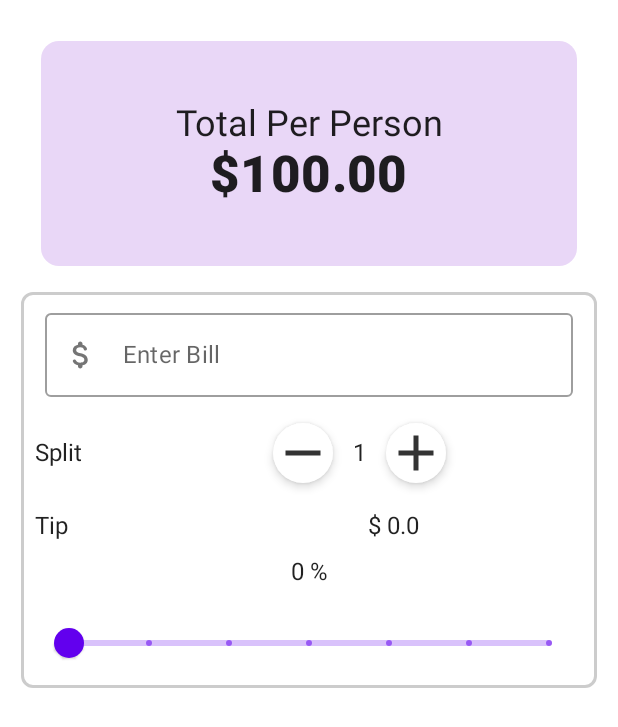
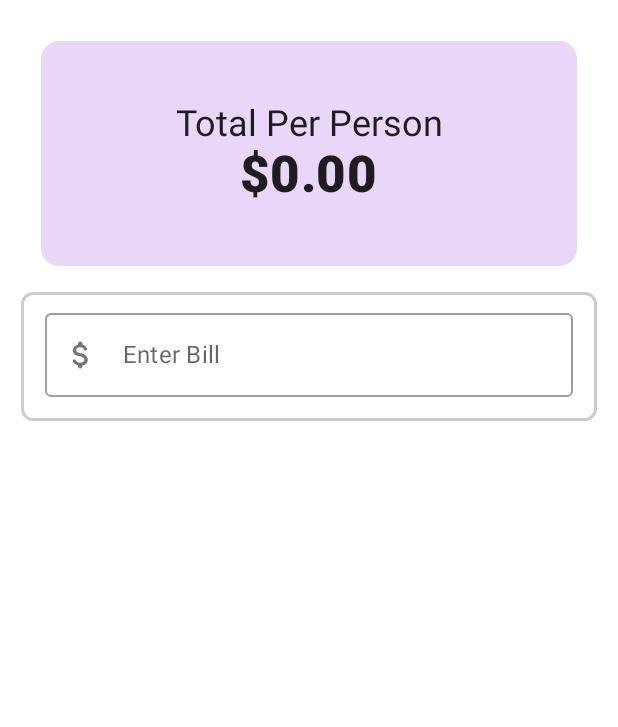
Before and after one commit to Newon-universe/Android-Jetpack-Compose-The-Comprehensive-Bootcamp-2022-, an Android app built with Jetpack Compose: the screen it shows after launch (MainActivity), on a phone screen of 412 x 824 dp. Shown: the top 727 px of the screen. Run offline under Robolectric (Android 15) with nearby library versions, the phone set to English and light mode, and no system bars.

Commit message:
feat : JetTip Complete 100%

```diff
--- a/JetTipApp/app/src/main/java/com/example/jettipapp/MainActivity.kt
+++ b/JetTipApp/app/src/main/java/com/example/jettipapp/MainActivity.kt
@@ -1,7 +1,6 @@
 package com.example.jettipapp
 
 import android.os.Bundle
-import android.util.Log
 import androidx.activity.ComponentActivity
 import androidx.activity.compose.setContent
 import androidx.compose.foundation.BorderStroke
@@ -17,6 +16,7 @@ import androidx.compose.material.icons.Icons
 import androidx.compose.material.icons.filled.Add
 import androidx.compose.material.icons.filled.Remove
 import androidx.compose.runtime.Composable
+import androidx.compose.runtime.MutableState
 import androidx.compose.runtime.mutableStateOf
 import androidx.compose.runtime.remember
 import androidx.compose.ui.Alignment
@@ -30,6 +30,7 @@ import androidx.compose.ui.tooling.preview.Preview
 import androidx.compose.ui.unit.dp
 import com.example.jettipapp.components.InputField
 import com.example.jettipapp.ui.theme.JetTipAppTheme
+import com.example.jettipapp.util.calculateTotalPerPerson
 import com.example.jettipapp.util.calculateTotalTip
 import com.example.jettipapp.widgets.RoundIconButton
 
@@ -91,10 +92,26 @@ fun TopHeader(totalPerPerson: Double = 100.0) {
 @Preview
 @Composable
 fun MainContent() {
+    val splitByState = remember {
+        mutableStateOf(1)
+    }
+
+//    val range = IntRange(start = 1, endInclusive = 100)
+
+    val tipAmountState = remember {
+        mutableStateOf(0.0)
+    }
+
+    val totalPerPersonState = remember {
+        mutableStateOf(0.0)
+    }
+
     Column(modifier = Modifier.padding(12.dp)) {
-        BillForm() { billAmt ->
-            Log.d("AMT", "MainContent: ${billAmt.toInt() * 100}")
-        }
+        BillForm(
+            splitByState = splitByState,
+            tipAmountState = tipAmountState,
+            totalPerPersonState = totalPerPersonState
+        ) {}
     }
 }
 
@@ -102,6 +119,10 @@ fun MainContent() {
 @Composable
 fun BillForm(
     modifier: Modifier = Modifier,
+    range: IntRange = 1..100,
+    splitByState: MutableState<Int>,
+    tipAmountState: MutableState<Double>,
+    totalPerPersonState: MutableState<Double>,
     onValChange: (String) -> Unit = {}
 ) {
     val totalBillState = remember {
@@ -117,27 +138,19 @@ fun BillForm(
     }
     val tipPercentage = (sliderPositionState.value * 100).toInt()
 
-    val splitByState = remember {
-        mutableStateOf(1)
-    }
 
-    val range = IntRange(start = 1, endInclusive = 100)
 
-    val tipAmountState = remember {
-        mutableStateOf(0.0)
-    }
-
-    TopHeader()
+    TopHeader(totalPerPerson = totalPerPersonState.value)
 
     Surface(
-        modifier = Modifier
+        modifier = modifier
             .padding(2.dp)
             .fillMaxWidth(),
         shape = RoundedCornerShape(corner = CornerSize(8.dp)),
         border = BorderStroke(width = 2.dp, color = Color.LightGray)
     ) {
         Column(
-            modifier = Modifier.padding(6.dp),
+            modifier = modifier.padding(6.dp),
             verticalArrangement = Arrangement.Top,
             horizontalAlignment = Alignment.Start
         ) {
@@ -154,18 +167,19 @@ fun BillForm(
                 }
             )
 
-//            if (validState) {
+            if (validState) {
+                Column() {
                     Row(
-                modifier = Modifier.padding(3.dp),
+                        modifier = modifier.padding(3.dp),
                         horizontalArrangement = Arrangement.Start,
                     ) {
                         Text(
                             text = "Split",
-                    modifier = Modifier.align(alignment = Alignment.CenterVertically)
+                            modifier = modifier.align(alignment = Alignment.CenterVertically)
                         )
-                Spacer(modifier = Modifier.width(120.dp))
+                        Spacer(modifier = modifier.width(120.dp))
                         Row(
-                    modifier = Modifier.padding(horizontal = 3.dp),
+                            modifier = modifier.padding(horizontal = 3.dp),
                             horizontalArrangement = Arrangement.End
                         ) {
                             RoundIconButton(
@@ -176,11 +190,16 @@ fun BillForm(
 //                                else 1
                                     if (splitByState.value > range.first)
                                         splitByState.value -= 1
+                                    totalPerPersonState.value = calculateTotalPerPerson(
+                                        totalBill = totalBillState.value.toDouble(),
+                                        splitBy = splitByState.value,
+                                        tipPercentage = tipPercentage
+                                    )
                                 }
                             )
                             Text(
                                 text = "${splitByState.value}",
-                        modifier = Modifier
+                                modifier = modifier
                                     .align(Alignment.CenterVertically)
                                     .padding(start = 9.dp, end = 9.dp)
                             )
@@ -189,28 +208,30 @@ fun BillForm(
                                 onClick = {
                                     if (splitByState.value < range.last)
                                         splitByState.value += 1
+                                    totalPerPersonState.value = calculateTotalPerPerson(
+                                        totalBill = totalBillState.value.toDouble(),
+                                        splitBy = splitByState.value,
+                                        tipPercentage = tipPercentage
+                                    )
                                 }
                             )
                         }
 
                     }
-//            } else {
-//                Box() {}
-//            }
 
                     //Tip Row
                     Row(
-                modifier = Modifier.padding(horizontal = 3.dp, vertical = 12.dp),
+                        modifier = modifier.padding(horizontal = 3.dp, vertical = 12.dp),
                         horizontalArrangement = Arrangement.Start,
                     ) {
                         Text(
                             text = "Tip",
-                    modifier = Modifier.align(Alignment.CenterVertically)
+                            modifier = modifier.align(Alignment.CenterVertically)
                         )
-                Spacer(modifier = Modifier.width(200.dp))
+                        Spacer(modifier = modifier.width(200.dp))
                         Text(
                             text = "$ ${tipAmountState.value}",
-                    modifier = Modifier.align(Alignment.CenterVertically)
+                            modifier = modifier.align(Alignment.CenterVertically)
                         )
                     }
 
@@ -220,7 +241,7 @@ fun BillForm(
                         horizontalAlignment = Alignment.CenterHorizontally
                     ) {
                         Text(text = "$tipPercentage %")
-                Spacer(modifier = Modifier.height(14.dp))
+                        Spacer(modifier = modifier.height(14.dp))
                         Slider(
                             value = sliderPositionState.value,
                             onValueChange = { newVal ->
@@ -230,10 +251,21 @@ fun BillForm(
                                         totalBill = totalBillState.value.toDouble(),
                                         tipPercentage = tipPercentage
                                     )
+                                totalPerPersonState.value =
+                                    calculateTotalPerPerson(
+                                        totalBill = totalBillState.value.toDouble(),
+                                        splitBy = splitByState.value,
+                                        tipPercentage = tipPercentage
+                                    )
                             },
-                    modifier = Modifier.padding(start = 16.dp, end = 16.dp),
+                            modifier = modifier.padding(start = 16.dp, end = 16.dp),
                             steps = 5
                         )
+                    }
+
+                }
+            } else {
+                Box() {}
             }
         }
     }
```
Also changed, not shown: JetTipApp/app/src/main/java/com/example/jettipapp/util/Util.kt (+13 -0 lines). Lines whose indentation alone changed are shown as unchanged.
